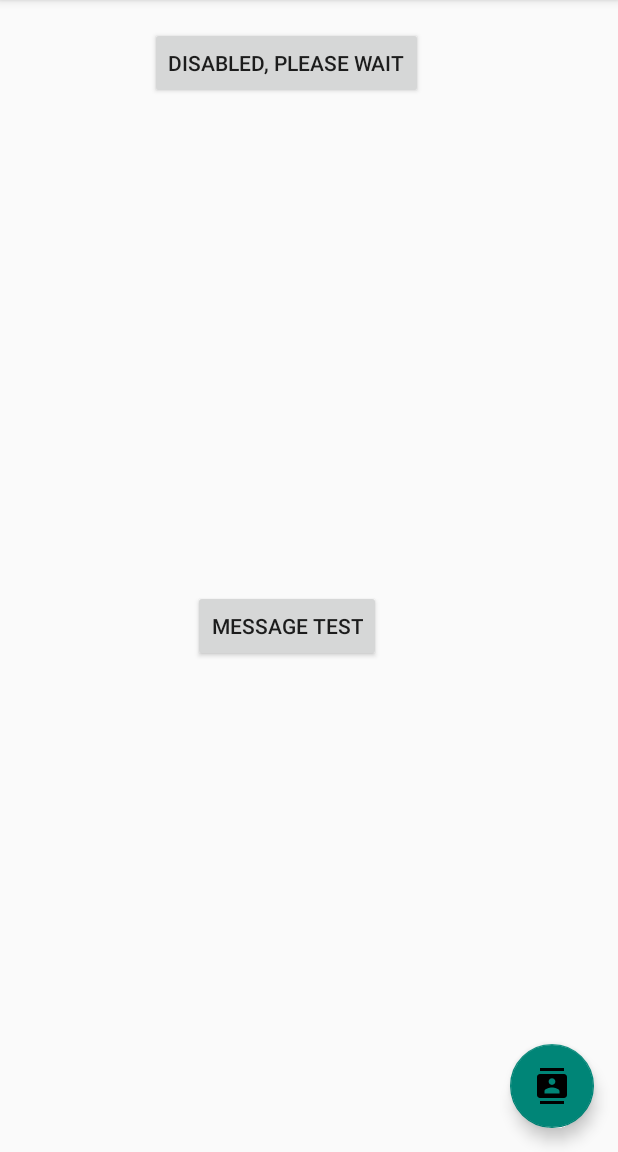
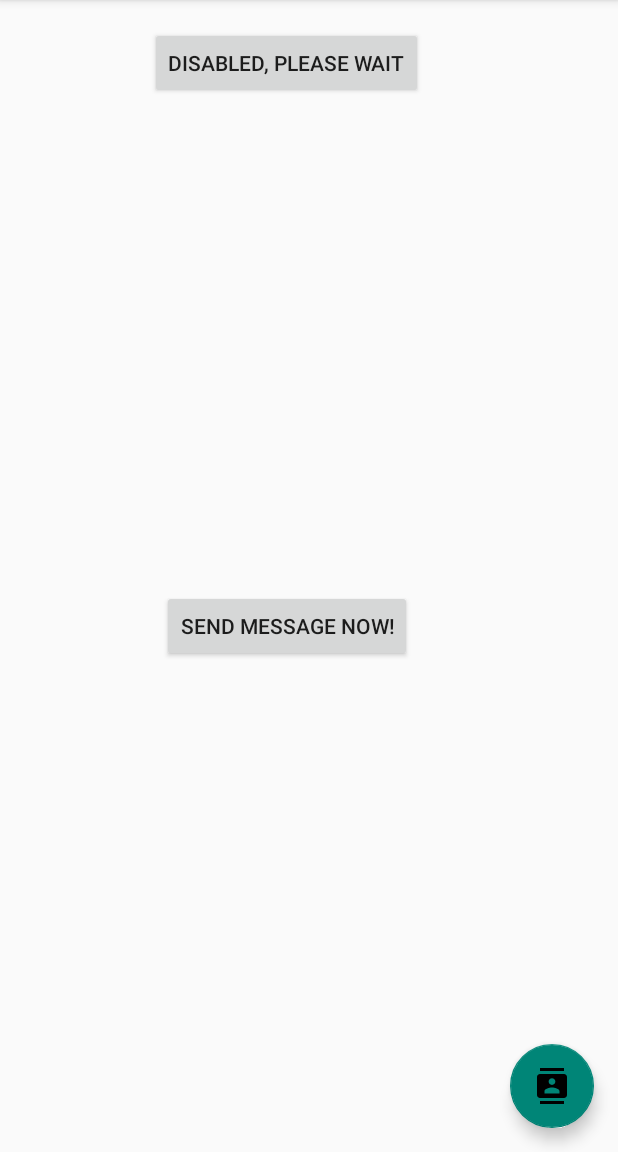
Before and after one commit to CarlHMitchell/FailsafeAlert, an Android app: the screen it shows after launch (MainActivity), on a phone screen of 412 x 824 dp, the part 84-1236 px from its top. Run offline under Robolectric (Android 15) with nearby library versions, the phone set to English and light mode, and no system bars.

Commit message:
Change text of the Message Test button to be clearer.

```diff
--- a/app/src/main/res/values/strings.xml
+++ b/app/src/main/res/values/strings.xml
@@ -25,7 +25,7 @@
     <string name="custom_email_server_settings_summary">Custom email server settings</string>
     <string name="custom_server_settings_title">Custom server settings</string>
     <string name="message_settings_category_title">Message Settings</string>
-    <string name="message_test">Message Test</string>
+    <string name="message_test">Send Message NOW!</string>
     <string name="mail_host_hint">Mail Host</string>
     <string name="mail_port_hint">Mail Port</string>
     <string name="ssl_port_hint">SSL Port</string>
```
